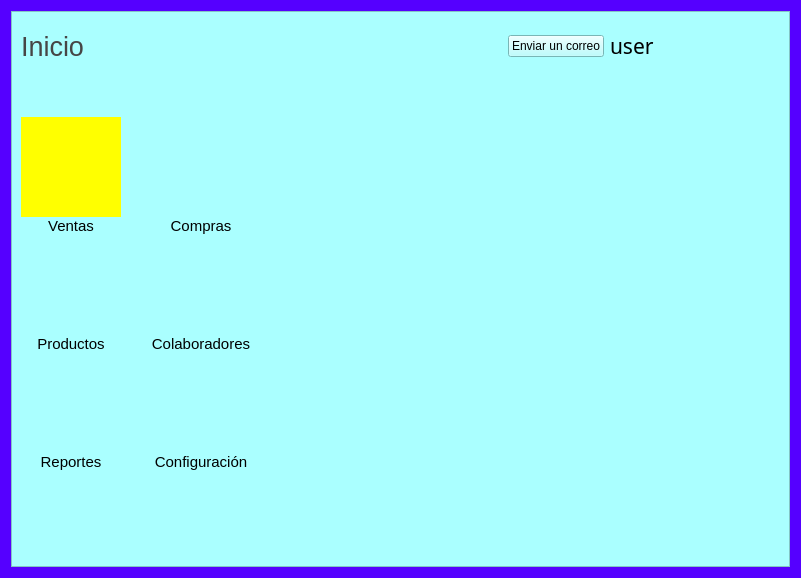
Above: ManagerSystem/home.ui from radtek/manager before the change. Below: the same form after it.
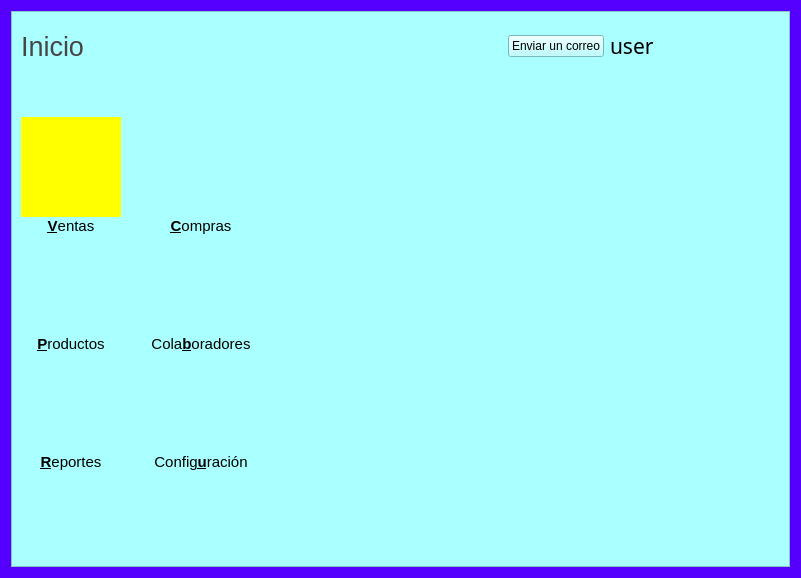
That is the form after the change. Icons and pictures are not drawn.

The edit to the form file:
```diff
--- a/ManagerSystem/home.ui
+++ b/ManagerSystem/home.ui
@@ -230,7 +230,7 @@
                <string notr="true">color: rgb(0, 0, 0);</string>
               </property>
               <property name="text">
-               <string>Ventas</string>
+               <string>&lt;u&gt;&lt;b&gt;V&lt;/b&gt;&lt;/u&gt;entas</string>
               </property>
               <property name="alignment">
                <set>Qt::AlignCenter</set>
@@ -257,7 +257,7 @@
                <string notr="true">color: rgb(0, 0, 0);</string>
               </property>
               <property name="text">
-               <string>Compras</string>
+               <string>&lt;u&gt;&lt;b&gt;C&lt;/b&gt;&lt;/u&gt;ompras</string>
               </property>
               <property name="alignment">
                <set>Qt::AlignCenter</set>
@@ -278,7 +278,7 @@
                <string notr="true">color: rgb(0, 0, 0);</string>
               </property>
               <property name="text">
-               <string>Productos</string>
+               <string>&lt;u&gt;&lt;b&gt;P&lt;/b&gt;&lt;/u&gt;roductos</string>
               </property>
               <property name="alignment">
                <set>Qt::AlignCenter</set>
@@ -299,7 +299,7 @@
                <string notr="true">color: rgb(0, 0, 0);</string>
               </property>
               <property name="text">
-               <string>Reportes</string>
+               <string>&lt;u&gt;&lt;b&gt;R&lt;/b&gt;&lt;/u&gt;eportes</string>
               </property>
               <property name="alignment">
                <set>Qt::AlignCenter</set>
@@ -320,7 +320,7 @@
                <string notr="true">color: rgb(0, 0, 0);</string>
               </property>
               <property name="text">
-               <string>Configuración</string>
+               <string>Config&lt;u&gt;&lt;b&gt;u&lt;/b&gt;&lt;/u&gt;ración</string>
               </property>
               <property name="alignment">
                <set>Qt::AlignCenter</set>
@@ -341,7 +341,7 @@
                <string notr="true">color: rgb(0, 0, 0);</string>
               </property>
               <property name="text">
-               <string>Colaboradores</string>
+               <string>Cola&lt;u&gt;&lt;b&gt;b&lt;/b&gt;&lt;/u&gt;oradores</string>
               </property>
               <property name="alignment">
                <set>Qt::AlignCenter</set>
```
Left out of the diff: 42 changed lines with no effect on the pictures.
